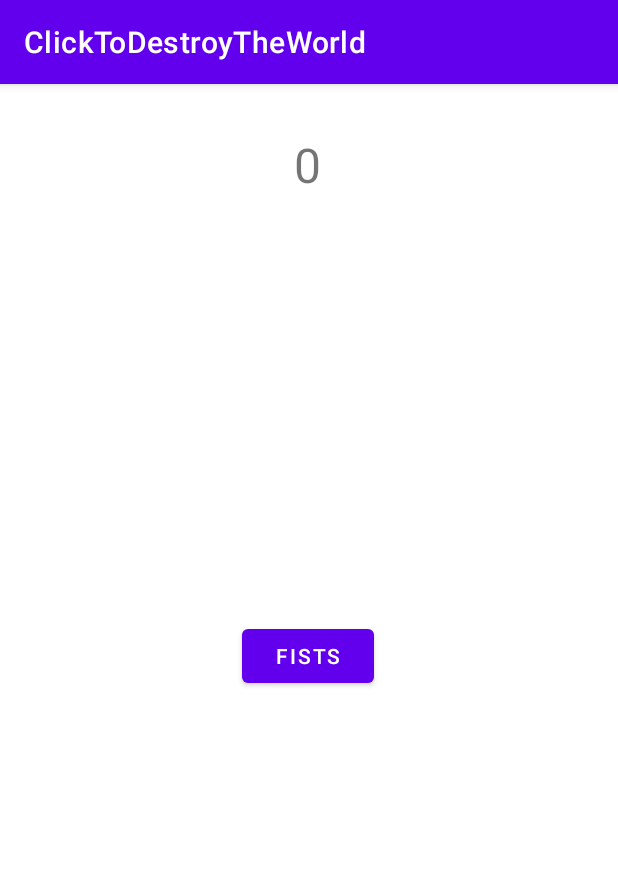
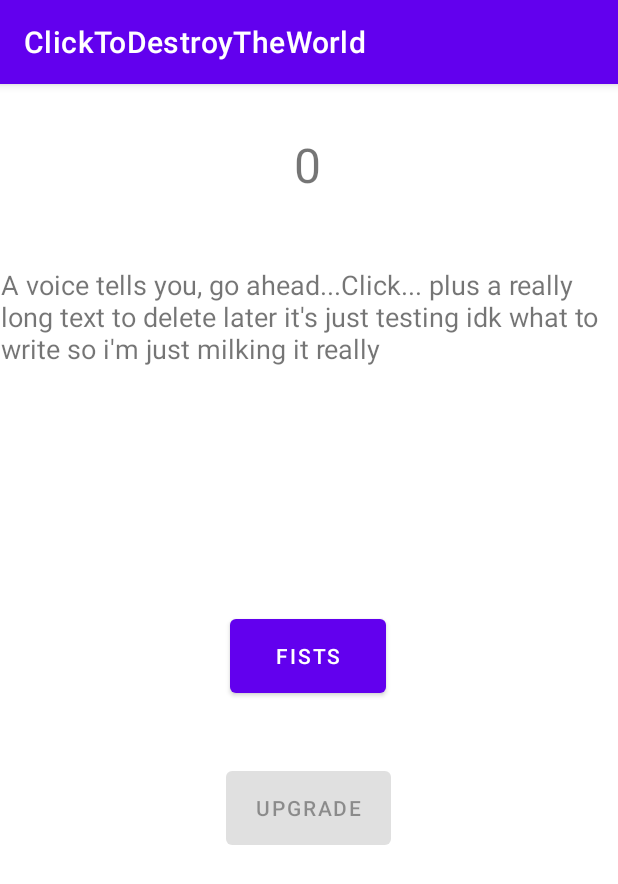
Before and after one commit to Iris327/ClickToDestroyTheWorld, an Android app: the screen it shows after launch (MainActivity), on a phone screen of 412 x 824 dp. Shown: the top 884 px of the screen. Run offline under Robolectric (Android 15) with nearby library versions, the phone set to English and light mode, and no system bars.

Commit message:
Working on upgrade button

```diff
--- a/app/src/main/java/com/example/clicktodestroytheworld/MainActivity.kt
+++ b/app/src/main/java/com/example/clicktodestroytheworld/MainActivity.kt
@@ -14,6 +14,16 @@ class MainActivity : AppCompatActivity() {
         //variable declarations
         val incrementBtn = findViewById<Button>(R.id.incrementButton)
         val scoreText = findViewById<TextView>(R.id.playerScore)
+        val upgradeBtn = findViewById<Button>(R.id.upgradeButton)
+        var storyText = findViewById<TextView>(R.id.storyText)
+
+        //set story text margins
+        /*val params = LinearLayout.LayoutParams(LinearLayout.LayoutParams.WRAP_CONTENT,LinearLayout.LayoutParams.WRAP_CONTENT)
+        params.setMargins( 10, 10, 10, 10)
+        storyText.layoutParams = params
+        */
+        //disable upgradeBtn until score reaches certain value
+        upgradeBtn.isEnabled = false
 
         //increments the player score after increment score button is clicked
         incrementBtn?.setOnClickListener() {
--- a/app/src/main/res/layout/activity_main.xml
+++ b/app/src/main/res/layout/activity_main.xml
@@ -8,8 +8,8 @@
 
     <Button
         android:id="@+id/incrementButton"
-        android:layout_width="wrap_content"
-        android:layout_height="wrap_content"
+        android:layout_width="104dp"
+        android:layout_height="61dp"
         android:text="fists"
         app:layout_constraintBottom_toBottomOf="parent"
         app:layout_constraintEnd_toEndOf="parent"
@@ -17,7 +17,20 @@
 
         app:layout_constraintStart_toStartOf="parent"
         app:layout_constraintTop_toBottomOf="@+id/playerScore"
-        app:layout_constraintVertical_bias="0.437" />
+        app:layout_constraintVertical_bias="0.436" />
+
+    <Button
+        android:id="@+id/upgradeButton"
+        android:layout_width="110dp"
+        android:layout_height="61dp"
+        android:layout_marginTop="40dp"
+        android:text="upgrade"
+        app:layout_constraintBottom_toBottomOf="parent"
+        app:layout_constraintEnd_toEndOf="parent"
+        app:layout_constraintHorizontal_bias="0.498"
+        app:layout_constraintStart_toStartOf="parent"
+        app:layout_constraintTop_toBottomOf="@+id/incrementButton"
+        app:layout_constraintVertical_bias="0.0" />
 
     <TextView
         android:id="@+id/playerScore"
@@ -31,4 +44,22 @@
         app:layout_constraintStart_toStartOf="parent"
         app:layout_constraintTop_toTopOf="parent" />
 
+    <TextView
+        android:id="@+id/storyText"
+        android:layout_width="wrap_content"
+        android:layout_height="wrap_content"
+        android:layout_marginTop="32dp"
+        android:layout_marginLeft="32dp"
+        android:layout_marginRight="32dp"
+        android:text="A voice tells you, go ahead...Click...
+plus a really long text to delete later it's just testing idk what to write so i'm just
+milking it really"
+        android:textSize="18sp"
+        app:layout_constraintBottom_toTopOf="@+id/incrementButton"
+        app:layout_constraintEnd_toEndOf="parent"
+        app:layout_constraintHorizontal_bias="0.498"
+        app:layout_constraintStart_toStartOf="parent"
+        app:layout_constraintTop_toBottomOf="@+id/playerScore"
+        app:layout_constraintVertical_bias="0.081" />
+
 </androidx.constraintlayout.widget.ConstraintLayout>
```
